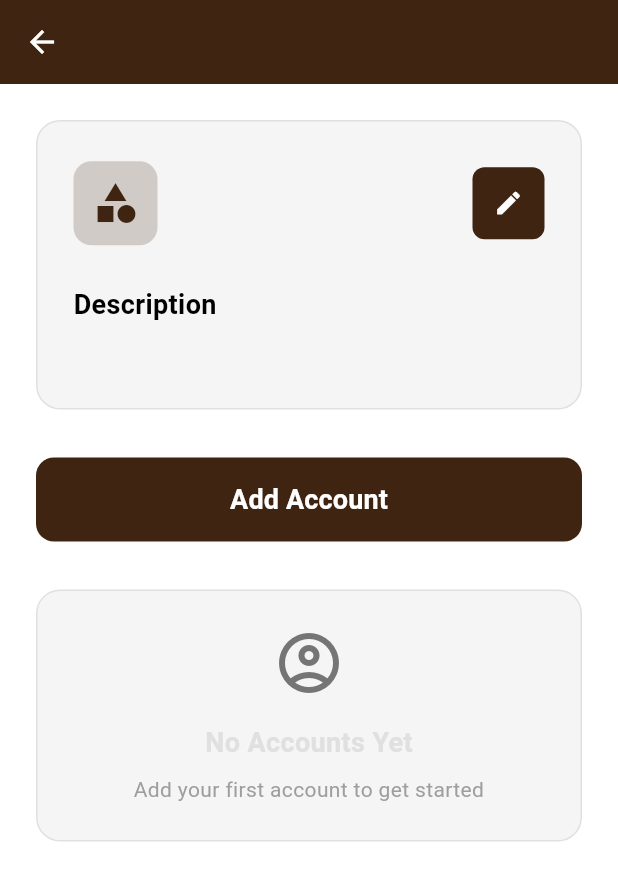
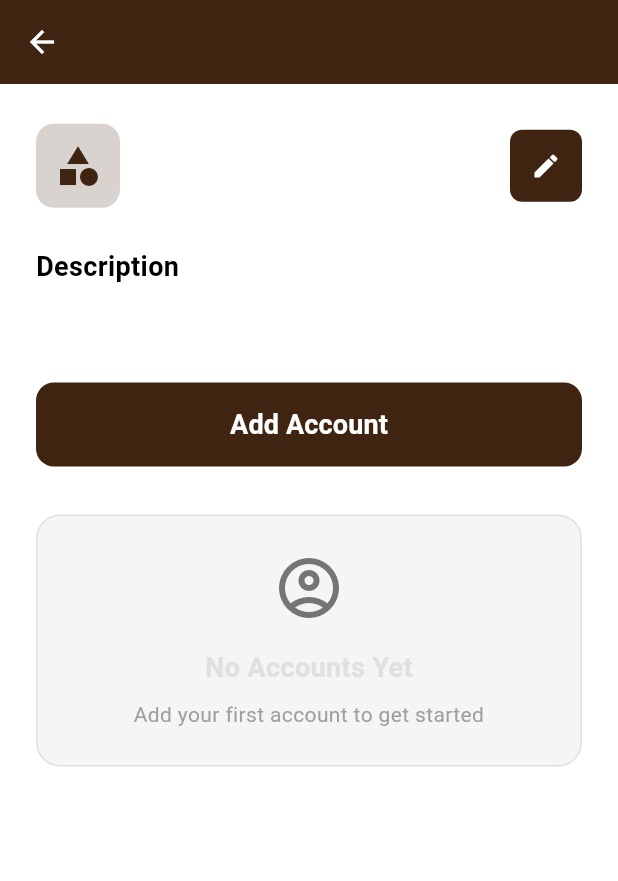
Before and after one commit to hamdiqbal/pass_manager, a Flutter app: the SubcategoryDetailPage screen opened directly with empty values, on a phone screen of 412 x 824 dp. Shown: the top 881 px of the screen. Run offline on Flutter 3.47's test engine with Material 3 defaults, Android fonts, the phone set to English and light mode, and no system bars; our stand-ins replace cloud_firestore, firebase_auth, firebase_core, local_auth, shared_preferences; accounts and stored records are empty.

Commit message:
card removal and parent name at top

```diff
--- a/lib/pages/master_branch_detail_page.dart
+++ b/lib/pages/master_branch_detail_page.dart
@@ -53,21 +53,6 @@ class _MasterBranchDetailPageState extends State<MasterBranchDetailPage> {
         child: SingleChildScrollView(
           child: Padding(
             padding: const EdgeInsets.all(24.0),
-            child: Column(
-              crossAxisAlignment: CrossAxisAlignment.start,
-              children: [
-                // Master Branch Info Card
-                Container(
-                  width: double.infinity,
-                  padding: const EdgeInsets.all(24),
-                  decoration: BoxDecoration(
-                    color: const Color(0xFFF5F5F5),
-                    borderRadius: BorderRadius.circular(16),
-                    border: Border.all(
-                      color: Colors.grey[300]!,
-                      width: 1,
-                    ),
-                  ),
             child: Column(
               crossAxisAlignment: CrossAxisAlignment.start,
               children: [
@@ -168,9 +153,6 @@ class _MasterBranchDetailPageState extends State<MasterBranchDetailPage> {
                   const SizedBox(height: 12),
                   ...currentMasterBranch.customFields.map((field) => _buildCustomFieldDisplay(field)).toList(),
                 ],
-                    ],
-                  ),
-                ),
                 const SizedBox(height: 32),
 
                 // Add Subcategory Button
--- a/lib/pages/subcategory_detail_page.dart
+++ b/lib/pages/subcategory_detail_page.dart
@@ -61,21 +61,28 @@ class _SubcategoryDetailPageState extends State<SubcategoryDetailPage> {
             child: Column(
               crossAxisAlignment: CrossAxisAlignment.start,
               children: [
-                // Subcategory Info Card
-                Container(
-                  width: double.infinity,
-                  padding: const EdgeInsets.all(24),
-                  decoration: BoxDecoration(
-                    color: const Color(0xFFF5F5F5),
-                    borderRadius: BorderRadius.circular(16),
-                    border: Border.all(
-                      color: Colors.grey[300]!,
-                      width: 1,
+                // Parent Branch Name
+                if (widget.masterBranch != null) ...[
+                  Row(
+                    children: [
+                      Icon(
+                        Icons.folder,
+                        color: Colors.grey[600],
+                        size: 16,
+                      ),
+                      const SizedBox(width: 8),
+                      Text(
+                        widget.masterBranch!.name,
+                        style: TextStyle(
+                          fontSize: 14,
+                          color: Colors.grey[600],
+                          fontWeight: FontWeight.w500,
                         ),
                       ),
-                  child: Column(
-                    crossAxisAlignment: CrossAxisAlignment.start,
-                    children: [
+                    ],
+                  ),
+                  const SizedBox(height: 16),
+                ],
                 // Header with edit button
                 Row(
                   mainAxisAlignment: MainAxisAlignment.spaceBetween,
@@ -173,9 +180,6 @@ class _SubcategoryDetailPageState extends State<SubcategoryDetailPage> {
                   const SizedBox(height: 12),
                   ...currentSubcategory.customFields.map((field) => _buildCustomFieldDisplay(field)).toList(),
                 ],
-                    ],
-                  ),
-                ),
                 const SizedBox(height: 32),
 
                 // Add Account Button
```
Lines whose indentation alone changed are shown as unchanged.
